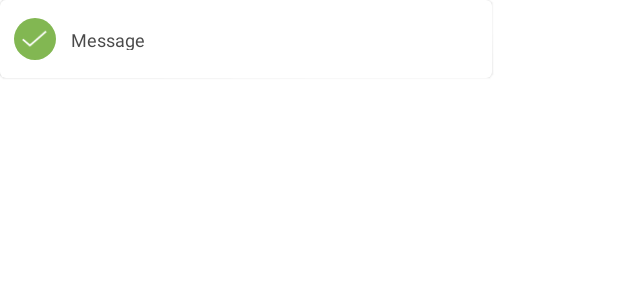
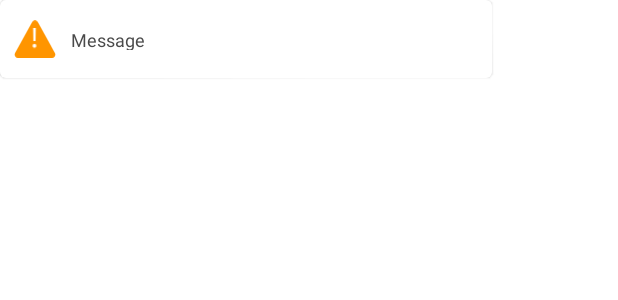
Before and after one commit to Umut-Arpidinov/file-manager, an Android app: the layout toast_for_error_and_success.xml on its own in the app's theme, with its tools: preview values and no code run, on a phone screen of 412 x 824 dp. Shown: the top 300 px of the screen. Run offline under Robolectric (Android 15) with nearby library versions, the phone set to English and light mode, and no system bars.

Commit message:
Соединил error и success snackbar в один layout

```diff
--- a/core/src/main/res/layout/toast_success.xml
+++ b/core/src/main/res/layout/toast_for_error_and_success.xml
@@ -1,7 +1,7 @@
 <?xml version="1.0" encoding="utf-8"?>
 <LinearLayout xmlns:android="http://schemas.android.com/apk/res/android"
     xmlns:tools="http://schemas.android.com/tools"
-    android:id="@+id/success_wrapper"
+    android:id="@+id/error_and_success_wrapper"
     android:layout_width="@dimen/view_328dp"
     android:layout_height="@dimen/view_52dp"
     android:background="@drawable/background_toast_loading"
@@ -10,17 +10,18 @@
     android:orientation="horizontal">
 
     <ImageView
+        android:id="@+id/snackImage"
         android:layout_width="@dimen/view_28dp"
         android:layout_height="@dimen/view_28dp"
         android:layout_marginStart="@dimen/margin_10dp"
         android:layout_marginTop="@dimen/margin_12dp"
         android:layout_marginEnd="@dimen/margin_10dp"
         android:layout_marginBottom="@dimen/margin_12dp"
-        android:src="@drawable/background_toast_success_image_group"
+        android:src="@drawable/background_toast_error_image_group"
         android:contentDescription="@string/description"/>
 
     <TextView
-        android:id="@+id/toastSuccessMessage"
+        android:id="@+id/snackMessage"
         android:layout_width="@dimen/view_265dp"
         android:layout_height="@dimen/view_15dp"
         android:layout_marginTop="@dimen/margin_19dp"
```
Also changed, not shown: core/src/main/res/layout/toast_error.xml (deleted, +0 -35 lines).
